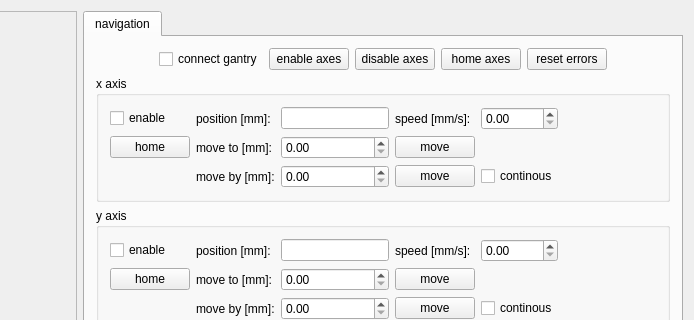
Old version of the form magrathea.ui in the repository guescio/Magrathea; both pictures show x 534 to 1228 and y 0 to 320 of the 1228 by 646 pixel window.
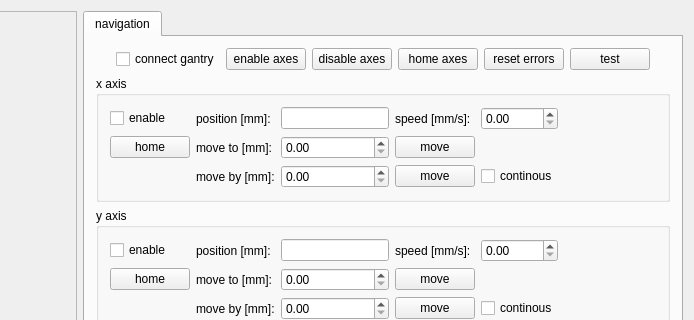
New version of the form.

```diff
--- a/magrathea.ui
+++ b/magrathea.ui
@@ -544,6 +544,13 @@
              </property>
             </widget>
            </item>
+           <item>
+            <widget class="QPushButton" name="testButton">
+             <property name="text">
+              <string>test</string>
+             </property>
+            </widget>
+           </item>
            <item>
             <spacer name="horizontalSpacer_13">
              <property name="orientation">
```
